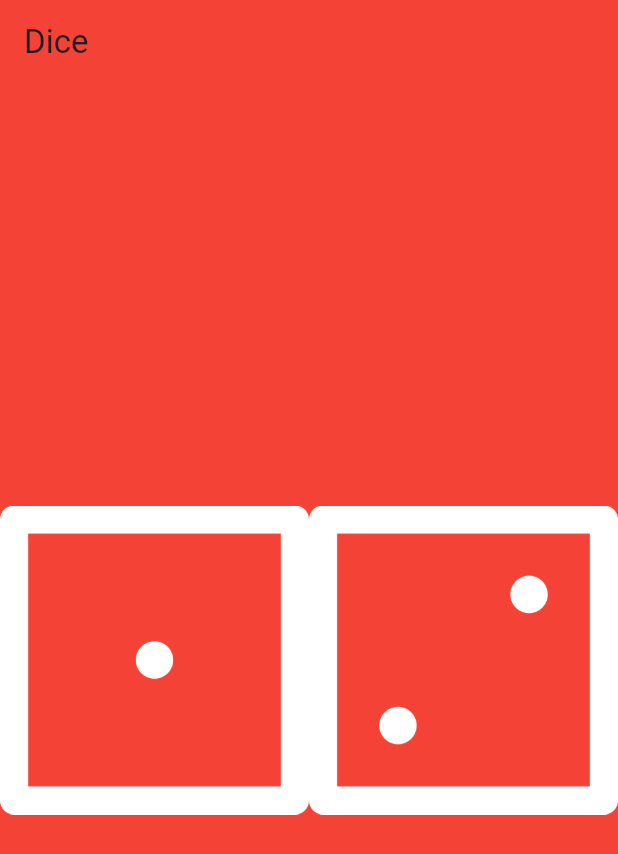
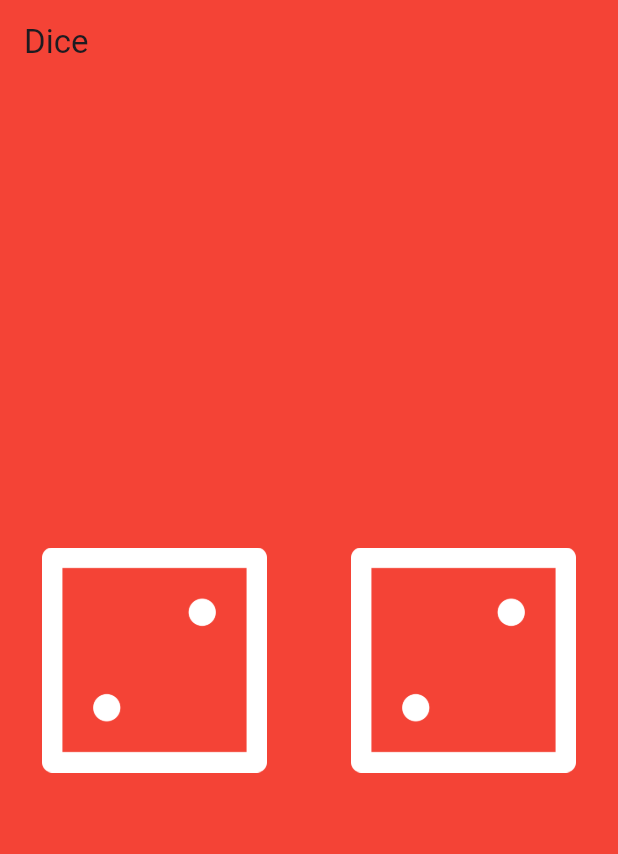
Before and after one commit to JieiGarcia/dice_app, a Flutter app: the screen it shows after launch, on a phone screen of 412 x 824 dp. Shown: the top 854 px of the screen. Run offline on Flutter 3.47's test engine with Material 3 defaults, Android fonts, the phone set to English and light mode, and no system bars.

```diff
--- a/lib/main.dart
+++ b/lib/main.dart
@@ -1,3 +1,5 @@
+import 'dart:math';
+
 import 'package:flutter/material.dart';
 
 void main() {
@@ -16,18 +18,36 @@ void main() {
 }
 
 class DiceP extends StatelessWidget {
+  int leftDiceNum = 5;
+
   @override
   Widget build(BuildContext context) {
+    leftDiceNum = 2;
     return Center(
       child: Row(
         children: [
           Expanded(
-            flex: 2,
-            child: Image.asset('images/dice1.png'),
+            child: Padding(
+              padding: const EdgeInsets.all(16.0),
+              child: TextButton(
+                child: Image.asset('images/dice$leftDiceNum.png'),
+                onPressed: () {
+                  print('jay');
+                  leftDiceNum = 2;
+                },
+              ),
+            ),
           ),
           Expanded(
-            flex: 2,
-            child: Image.asset('images/dice2.png'),
+            child: Padding(
+              padding: const EdgeInsets.all(16.0),
+              child: TextButton(
+                child: Image.asset('images/dice2.png'),
+                onPressed: () {
+                  print('hello');
+                },
+              ),
+            ),
           )
         ],
       ),
```
Also changed, not shown: 1 other file.
